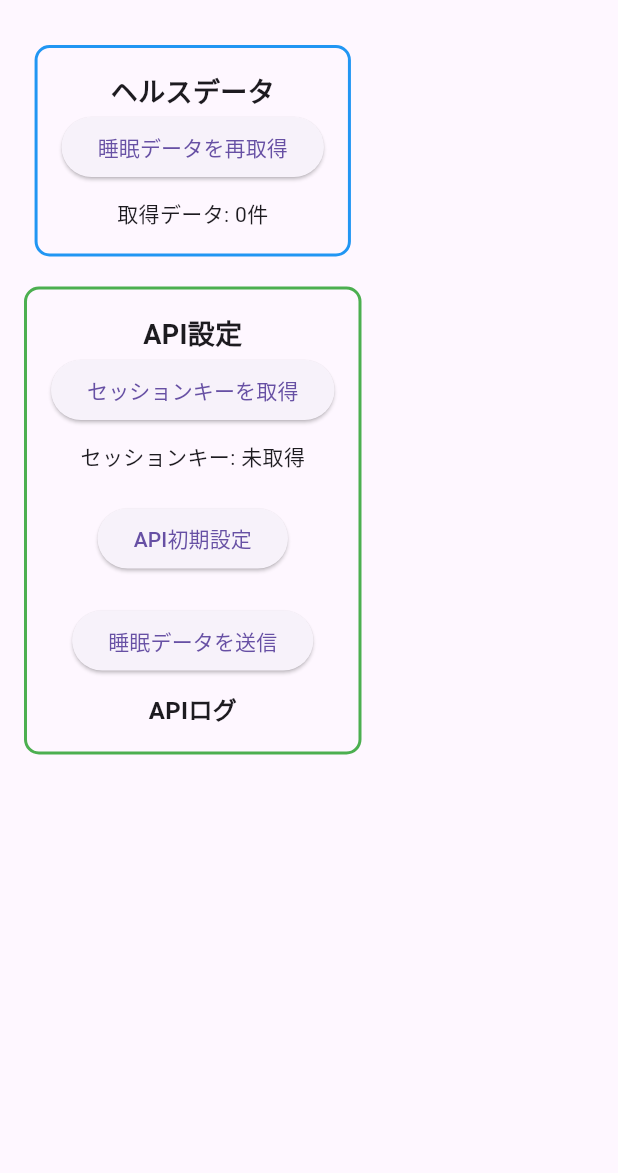
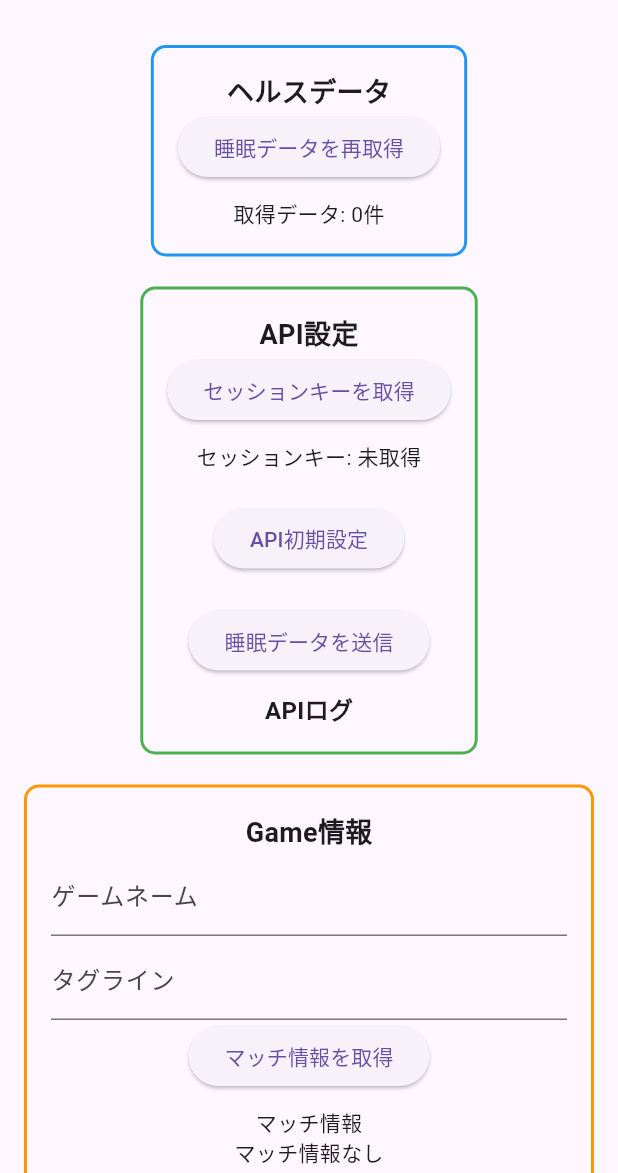
Before and after one commit to heppoko-jc/carry_app, a Flutter app: the screen it shows after launch, on a phone screen of 412 x 824 dp, the part 63-1236 px from its top. Run offline on Flutter 3.47's test engine with Material 3 defaults, Android fonts, the phone set to English and light mode, and no system bars; our stand-ins replace permission_handler, shared_preferences, webview_flutter; missing offline and left inert: health.

```diff
--- a/lib/main.dart
+++ b/lib/main.dart
@@ -4,6 +4,7 @@ import 'package:carry_app/services/health_service.dart';
 import 'package:carry_app/services/session_service.dart';
 import 'package:carry_app/services/api_service.dart';
 import 'package:carry_app/services/sleep_data_service.dart';
+import 'package:carry_app/services/game_service.dart';
 
 void main() {
   runApp(const MyApp());
@@ -33,12 +34,22 @@ class _CarryAppScreenState extends State<CarryAppScreen> {
   final SessionService _sessionService = SessionService();
   final ApiService _apiService = ApiService();
   final SleepDataService _sleepDataService = SleepDataService();
+  final GameService _gameService = GameService();
 
   List<String> _logs = [];
   List<String> _apiLogs = [];
+  List<String> _gameLogs = [];
   List<HealthDataPoint> _sleepData = [];
   bool _isLoading = false;
   String? _sessionKey;
+
+  // ゲーム情報取得用の変数
+  String _gameName = "";
+  String _tagLine = "";
+  String? _puuid;
+  List<String> _matchIds = [];
+  String? _latestMatchId;
+  Map<String, dynamic>? _matchInfo;
 
   @override
   void initState() {
@@ -82,6 +93,47 @@ class _CarryAppScreenState extends State<CarryAppScreen> {
     setState(() {
       _apiLogs.add(success ? "睡眠データ送信成功！" : "睡眠データ送信失敗...");
     });
+  }
+
+  /// **ゲーム情報を取得**
+  Future<void> fetchGameInfo() async {
+    setState(() {
+      _gameLogs = ["🎮 ゲーム情報取得開始..."];
+    });
+
+    if (_gameName.isEmpty || _tagLine.isEmpty) {
+      _addGameLog("❌ ゲームネームとタグラインを入力してください。");
+      return;
+    }
+
+    String? puuid = await _gameService.getPUUID(_gameName, _tagLine);
+    if (puuid == null) return;
+
+    List<String>? matchIds = await _gameService.getMatchList(puuid);
+    if (matchIds == null || matchIds.isEmpty) return;
+
+    _matchIds = matchIds;
+    _latestMatchId = matchIds.first;
+
+    Map<String, dynamic>? matchInfo = await _gameService.getMatchInfo(
+      _latestMatchId!,
+    );
+    if (matchInfo != null) {
+      _matchInfo = matchInfo;
+    }
+
+    setState(() {
+      _gameLogs.addAll(_gameService.logs);
+    });
+  }
+
+  /// **ログを追加**
+  void _addGameLog(String message) {
+    setState(() {
+      _gameLogs.add(message);
+      if (_gameLogs.length > 10) _gameLogs.removeAt(0);
+    });
+    print(message);
   }
 
   @override
@@ -179,6 +231,55 @@ class _CarryAppScreenState extends State<CarryAppScreen> {
                 ],
               ),
             ),
+            const SizedBox(height: 20),
+
+            /// **Gameブロック**
+            Container(
+              padding: const EdgeInsets.all(16),
+              decoration: BoxDecoration(
+                border: Border.all(color: Colors.orange, width: 2),
+                borderRadius: BorderRadius.circular(10),
+              ),
+              child: Column(
+                children: [
+                  const Text(
+                    "Game情報",
+                    style: TextStyle(fontSize: 18, fontWeight: FontWeight.bold),
+                  ),
+                  TextField(
+                    decoration: const InputDecoration(labelText: "ゲームネーム"),
+                    onChanged: (value) => _gameName = value,
+                  ),
+                  TextField(
+                    decoration: const InputDecoration(labelText: "タグライン"),
+                    onChanged: (value) => _tagLine = value,
+                  ),
+                  ElevatedButton(
+                    onPressed: fetchGameInfo,
+                    child: const Text("マッチ情報を取得"),
+                  ),
+                  const SizedBox(height: 10),
+                  const Text("マッチ情報"),
+                  _matchInfo != null
+                      ? Column(
+                        crossAxisAlignment: CrossAxisAlignment.start,
+                        children: [
+                          Text("マップ: ${_matchInfo!["matchInfo"]["mapId"]}"),
+                          Text(
+                            "ゲームモード: ${_matchInfo!["matchInfo"]["gameMode"]}",
+                          ),
+                          ..._matchInfo!["players"].map<Widget>((player) {
+                            return Text(
+                              "${player["gameName"]} - K/D/A: ${player["stats"]["kills"]}/${player["stats"]["deaths"]}/${player["stats"]["assists"]}",
+                            );
+                          }).toList(),
+                        ],
+                      )
+                      : const Text("マッチ情報なし"),
+                  ..._gameLogs.map((log) => Text(log)),
+                ],
+              ),
+            ),
           ],
         ),
       ),
```
Also changed, not shown: lib/services/game_service.dart (added, +88 -0 lines).
